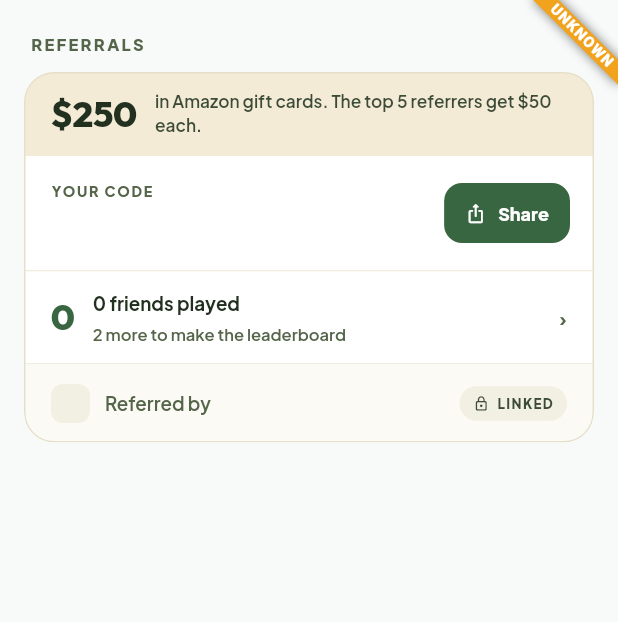
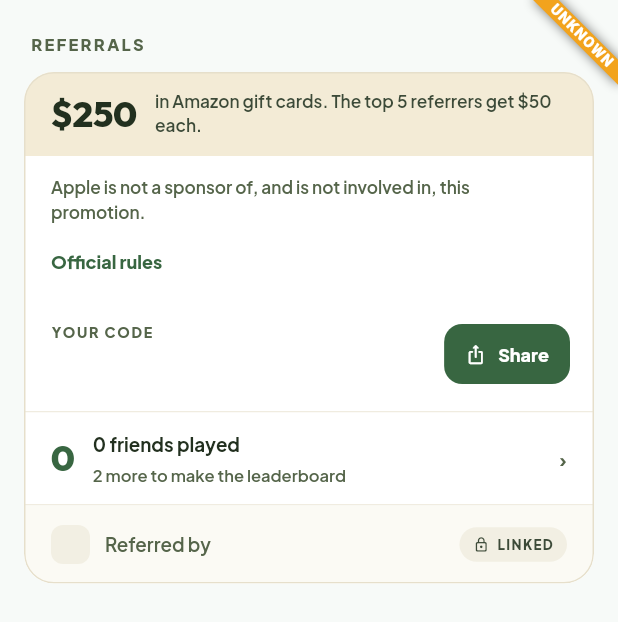
Before and after one commit to alituco/field-v2, a Flutter app: the FieldrushReferralCard widget shown alone on an empty page, opened directly with empty values, on a phone screen of 412 x 824 dp. Shown: the top 622 px of the screen. Run offline on Flutter 3.47's test engine with Material 3 defaults, Android fonts, the phone set to English and light mode, and no system bars; our stand-ins replace country_picker, firebase_core, firebase_messaging, image_picker, share_plus, shared_preferences and 3 more; missing offline and left inert: flutter_stripe, gal, phone_numbers_parser; accounts and stored records are empty; network calls fail; project files that could hold a hidden picture were left out.

Commit message:
Show official referral rules and Apple promotion notice

```diff
--- a/mobile/lib/src/referrals/fieldrush_referral_screens.dart
+++ b/mobile/lib/src/referrals/fieldrush_referral_screens.dart
@@ -301,6 +301,10 @@ class _FieldrushReferralsScreenState extends State<FieldrushReferralsScreen>
                 )
               else
                 ReferralPrizeBanner(summary: data),
+              const Padding(
+                padding: EdgeInsets.fromLTRB(20, 12, 20, 0),
+                child: ReferralOfficialRulesNotice(),
+              ),
               ReferralSectionLabel(
                 'PRIZE PLACES',
                 trailing: Text(
--- a/mobile/lib/src/referrals/fieldrush_referral_widgets.dart
+++ b/mobile/lib/src/referrals/fieldrush_referral_widgets.dart
@@ -5,6 +5,7 @@ import 'package:flutter/material.dart';
 
 import '../auth/fieldrush_auth_theme.dart';
 import '../home/fieldrush_home_widgets.dart';
+import '../legal/fieldrush_policy_links.dart';
 import 'referrals.dart';
 
 const referralWash = Color(0xFFF2EFE3);
@@ -170,6 +171,10 @@ class _FieldrushReferralCardState extends State<FieldrushReferralCard> {
                       ],
                     ),
                   ),
+                const Padding(
+                  padding: EdgeInsets.fromLTRB(18, 12, 18, 0),
+                  child: ReferralOfficialRulesNotice(),
+                ),
                 ReferralOwnCode(code: data.ownCode, onShare: widget.onShare),
                 const Divider(height: 1, color: referralLine),
                 _ReferralTap(
@@ -645,6 +650,32 @@ class ReferralPersonCard extends StatelessWidget {
   );
 }
 
+class ReferralOfficialRulesNotice extends StatelessWidget {
+  const ReferralOfficialRulesNotice({super.key});
+
+  @override
+  Widget build(BuildContext context) => Column(
+    crossAxisAlignment: CrossAxisAlignment.start,
+    children: [
+      Text(
+        'Apple is not a sponsor of, and is not involved in, this promotion.',
+        style: referralText(11.5, height: 1.45),
+      ),
+      TextButton(
+        onPressed: () => openFieldrushReferralRules(context),
+        style: TextButton.styleFrom(
+          foregroundColor: FieldrushAuthTheme.forest,
+          padding: EdgeInsets.zero,
+          minimumSize: const Size(0, 44),
+          alignment: Alignment.centerLeft,
+          textStyle: referralText(12, weight: FontWeight.w800),
+        ),
+        child: const Text('Official rules'),
+      ),
+    ],
+  );
+}
+
 class ReferralPrizeBanner extends StatelessWidget {
   const ReferralPrizeBanner({super.key, required this.summary});
   final ReferralSummary summary;
```
Also changed, not shown: mobile/lib/src/legal/fieldrush_policy_links.dart (+21 -3 lines), 2 other files.
